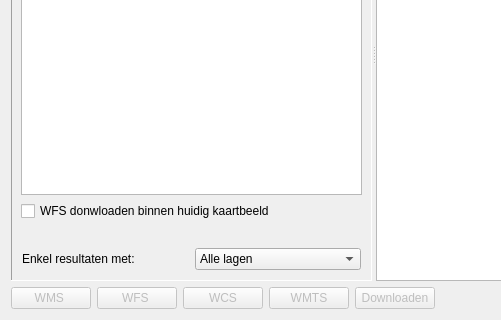
Before: the Qt Designer form ui_dataCatalog_dialog.ui in warrieka/inspireNL, drawn with Qt 5; both pictures show x 0 to 501 and y 328 to 648 of the 722 by 648 pixel window.
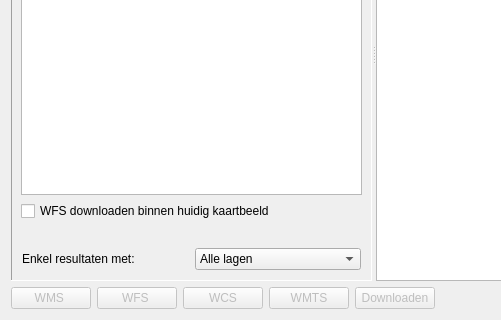
After: the same form once the commit is applied. Icons and pictures are not drawn.

Patch:
```diff
--- a/ui_dataCatalog_dialog.ui
+++ b/ui_dataCatalog_dialog.ui
@@ -305,7 +305,7 @@
           <string>WFS donwloaden binnen huidig kaartbeeld als een bestand en niet inladen als een service. </string>
          </property>
          <property name="text">
-          <string>WFS donwloaden binnen huidig kaartbeeld</string>
+          <string>WFS downloaden binnen huidig kaartbeeld</string>
          </property>
         </widget>
        </item>
```
